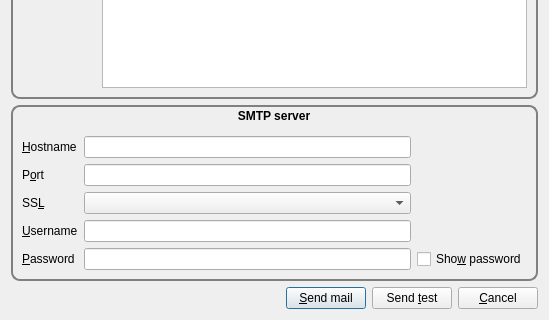
The window that designer/emailopts.ui (sobjornstad/clicker-quiz-manager) describes before a commit, drawn with Qt 5; both pictures show x 0 to 549 and y 245 to 565 of the 549 by 565 pixel window.
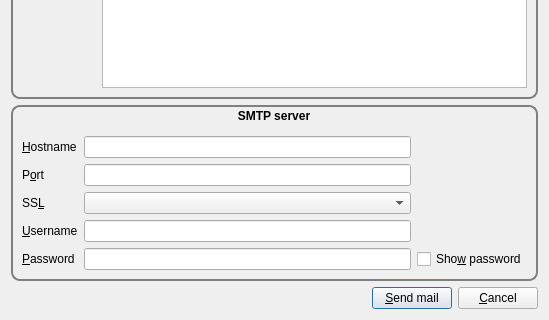
The same window after the commit. Custom widgets are drawn as their Qt base class.

```diff
--- a/designer/emailopts.ui
+++ b/designer/emailopts.ui
@@ -336,16 +336,6 @@
        </property>
       </widget>
      </item>
-     <item>
-      <widget class="QPushButton" name="sendTestButton">
-       <property name="toolTip">
-        <string>Send a test email using these settings to yourself.</string>
-       </property>
-       <property name="text">
-        <string>Send &amp;test</string>
-       </property>
-      </widget>
-     </item>
      <item>
       <widget class="QPushButton" name="cancelButton">
        <property name="text">
```
